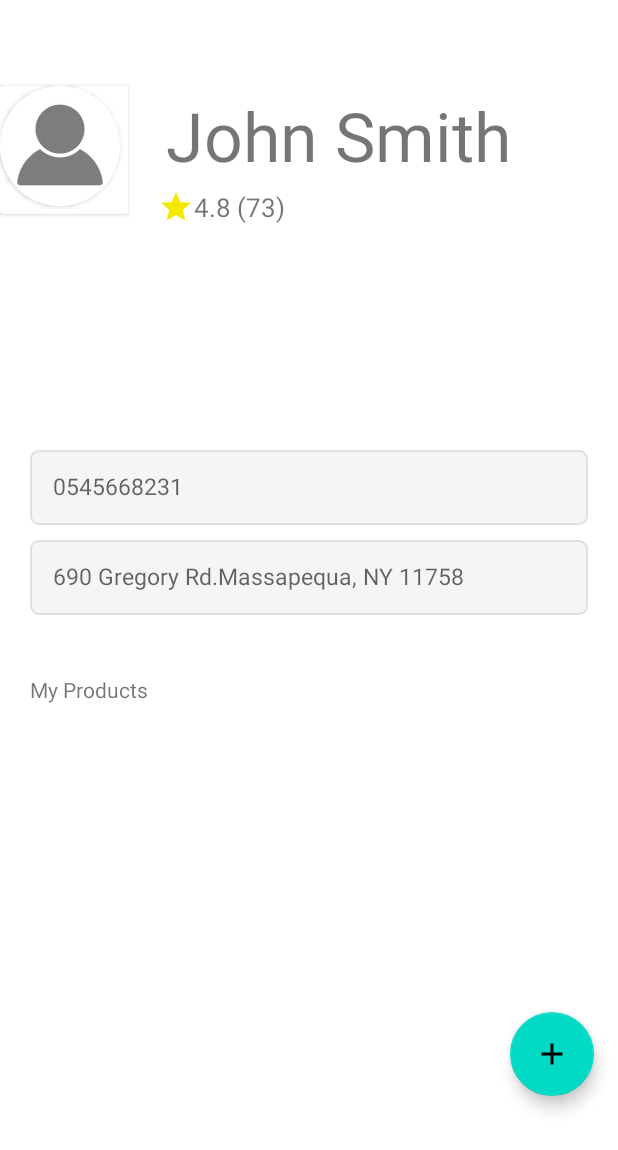
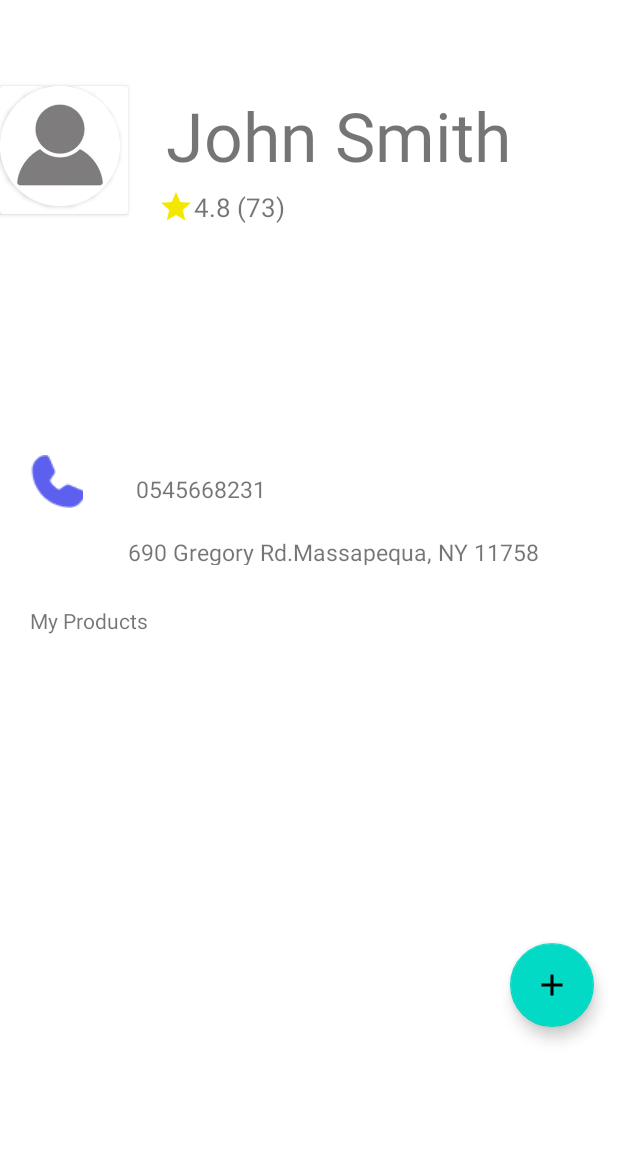
Before and after one commit to kestennoam/Hackaton-Huji-2022, an Android app: the ProfileActivity screen opened directly, with no data from a screen before it, on a phone screen of 412 x 824 dp. Shown: the top 1150 px of the screen. Run offline under Robolectric (Android 15) with nearby library versions, the light colour scheme and no system bars; our stand-ins replace Firebase (no records; nobody signed in at launch, a user with empty details on screens opened directly); 2 statements that could not run were skipped.

```diff
--- a/app/src/main/java/com/example/hujihackaton47/ProfileActivity.java
+++ b/app/src/main/java/com/example/hujihackaton47/ProfileActivity.java
@@ -56,7 +56,7 @@ public class ProfileActivity extends AppCompatActivity {
         // set ui components
         FloatingActionButton addItemFab = findViewById(R.id.fab_add_item);
         TextView fullNameTextView = (TextView) findViewById(R.id.full_name);
-        EditText phoneNumber = (EditText) findViewById(R.id.phone_number);
+        TextView phoneNumber = (TextView) findViewById(R.id.phone_number);
 
 
 
--- a/app/src/main/res/layout/activity_profile.xml
+++ b/app/src/main/res/layout/activity_profile.xml
@@ -84,31 +84,63 @@
 
     </LinearLayout>
 
-    <EditText
+
+
+
+
+    <LinearLayout
+        android:id="@+id/user_phone"
+        android:layout_width="match_parent"
+        android:layout_height="42dp"
+        android:orientation="horizontal"
+        android:layout_gravity="left"
+        >
+
+
+        <ImageView
+            android:id="@+id/call_image"
+            android:layout_width="wrap_content"
+            android:layout_height="42dp"
+            android:layout_marginLeft="20dp"
+            app:srcCompat="@drawable/call" />
+
+        <TextView
             android:id="@+id/phone_number"
             android:layout_width="match_parent"
             android:layout_height="50dp"
             android:layout_marginLeft="20dp"
             android:layout_marginRight="20dp"
             android:layout_marginBottom="10dp"
-        android:background="@drawable/et_custom"
-        android:hint="0545668231"
-        android:inputType="textPersonName"
+            android:text="0545668231"
             android:padding="15dp"
             android:textSize="15sp" />
 
-    <EditText
+
+    </LinearLayout>
+
+    <LinearLayout
+        android:id="@+id/linear_user"
+        android:layout_width="match_parent"
+        android:layout_height="42dp"
+        android:orientation="horizontal"
+        android:layout_gravity="left"
+        >
+
+
+
+        <TextView
             android:id="@+id/location"
             android:layout_width="match_parent"
             android:layout_height="50dp"
-        android:layout_marginLeft="20dp"
+            android:layout_marginLeft="70dp"
             android:layout_marginRight="20dp"
             android:layout_marginBottom="20dp"
-        android:background="@drawable/et_custom"
-        android:hint="690 Gregory Rd.Massapequa, NY 11758"
-        android:inputType="textPersonName"
+            android:text="690 Gregory Rd.Massapequa, NY 11758"
             android:padding="15dp"
             android:textSize="15sp" />
+
+
+    </LinearLayout>
 
     <TextView
         android:id="@+id/products_title_text_view"
@@ -118,6 +150,8 @@
         android:layout_height="wrap_content"
         android:layout_marginBottom="5dp"
         android:text="My Products " />
+
+
 
     <androidx.recyclerview.widget.RecyclerView
         android:id="@+id/item_recycler_view"
```
Lines whose indentation alone changed are shown as unchanged.
